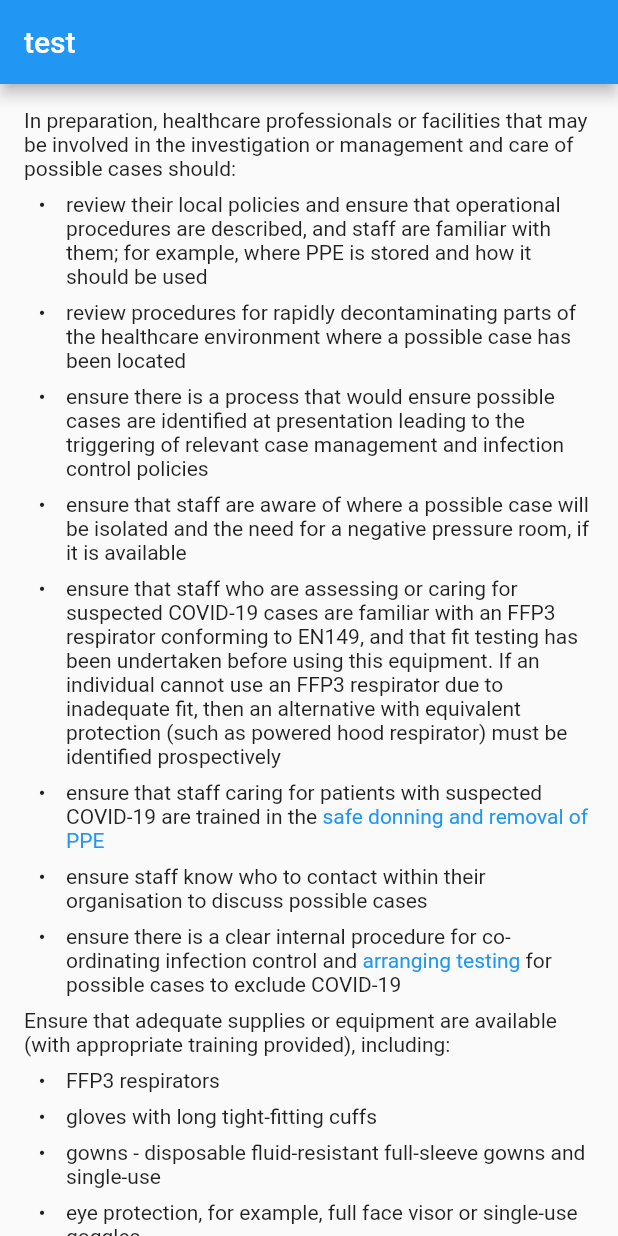
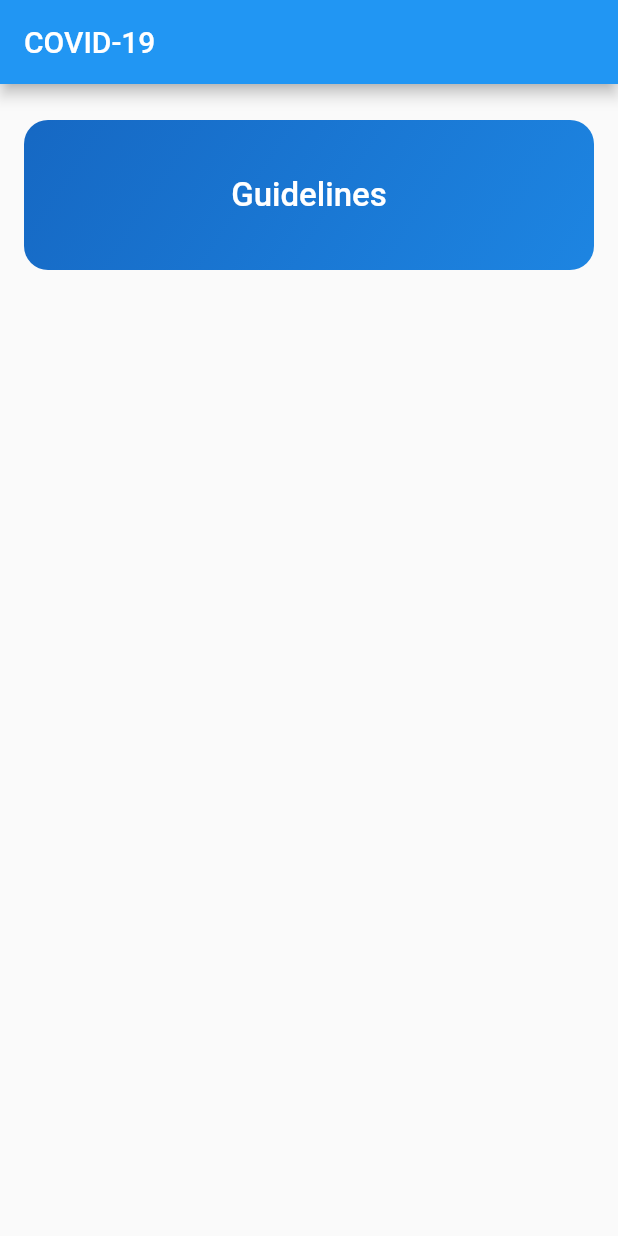
Before and after one commit to skavinvarnan/nhs-covid-flutter, a Flutter app: the screen it shows after launch, on a phone screen of 412 x 824 dp. Run offline on Flutter 3.47's test engine with Material 2 defaults, Android fonts, the light colour scheme and no system bars; our stand-ins replace flutter_markdown.

Commit message:
OTB landing

```diff
--- a/lib/main.dart
+++ b/lib/main.dart
@@ -1,5 +1,6 @@
 import 'package:flutter/material.dart';
 import 'package:flutter_markdown/flutter_markdown.dart';
+import 'package:nhs_covid_19/screens/landing/landing_screen.dart';
 
 void main() => runApp(MyApp());
 
@@ -12,7 +13,9 @@ class MyApp extends StatelessWidget {
       theme: ThemeData(
         primarySwatch: Colors.blue,
       ),
-      home: TestingMarkdown(),
+      home: LandingScreen(
+        title: "COVID-19",
+      ),
     );
   }
 }
--- /dev/null
+++ b/lib/screens/landing/landing_screen.dart
@@ -0,0 +1,32 @@
+import 'package:flutter/material.dart';
+
+import 'widgets/landing_screen_widgets.dart';
+
+class LandingScreen extends StatelessWidget {
+  LandingScreen({@required this.title});
+  final String title;
+
+  @override
+  Widget build(BuildContext context) {
+    return Scaffold(
+      appBar: AppBar(
+        title: Text(
+          this.title,
+          style: TextStyle(color: Colors.white),
+        ),
+      ),
+      body: Center(
+        child: ListView(
+          padding: EdgeInsets.all(8.0),
+          children: <Widget>[
+            LandingButton(
+              title: "Guidelines",
+              bgColor: Colors.blue,
+              onPressed: () {},
+            ),
+          ],
+        ),
+      ),
+    );
+  }
+}
--- /dev/null
+++ b/lib/screens/landing/widgets/landing_screen_widgets.dart
@@ -0,0 +1,45 @@
+import 'package:flutter/material.dart';
+
+class LandingButton extends StatelessWidget {
+  final String title;
+  final Function onPressed;
+  final MaterialColor bgColor;
+
+  LandingButton({
+    @required this.title,
+    @required this.onPressed,
+    @required this.bgColor,
+  });
+
+  @override
+  Widget build(BuildContext context) {
+    return Container(
+      margin: EdgeInsets.only(left: 8.0, right: 8.0, top: 16.0),
+      child: FlatButton(
+        padding: EdgeInsets.all(0.0),
+        child: Container(
+          decoration: BoxDecoration(
+            gradient: LinearGradient(
+              colors: [bgColor.shade600, bgColor.shade800],
+              end: Alignment(-1.0, -2.5),
+              begin: Alignment(1.0, 2.5),
+            ),
+            borderRadius: BorderRadius.all(Radius.circular(16.0)),
+          ),
+          width: double.infinity,
+          height: 100,
+          child: Padding(
+            padding: const EdgeInsets.all(16.0),
+            child: Center(
+              child: Text(
+                this.title,
+                style: TextStyle(fontSize: 22, color: Colors.white),
+              ),
+            ),
+          ),
+        ),
+        onPressed: this.onPressed,
+      ),
+    );
+  }
+}
```
Also changed, not shown: lib/screens/otb_landing/otb_landing_screen.dart (added, +8 -0 lines), lib/screens/otb_landing/widgets/otb_landing_screen_widgets.dart (added, +45 -0 lines).
